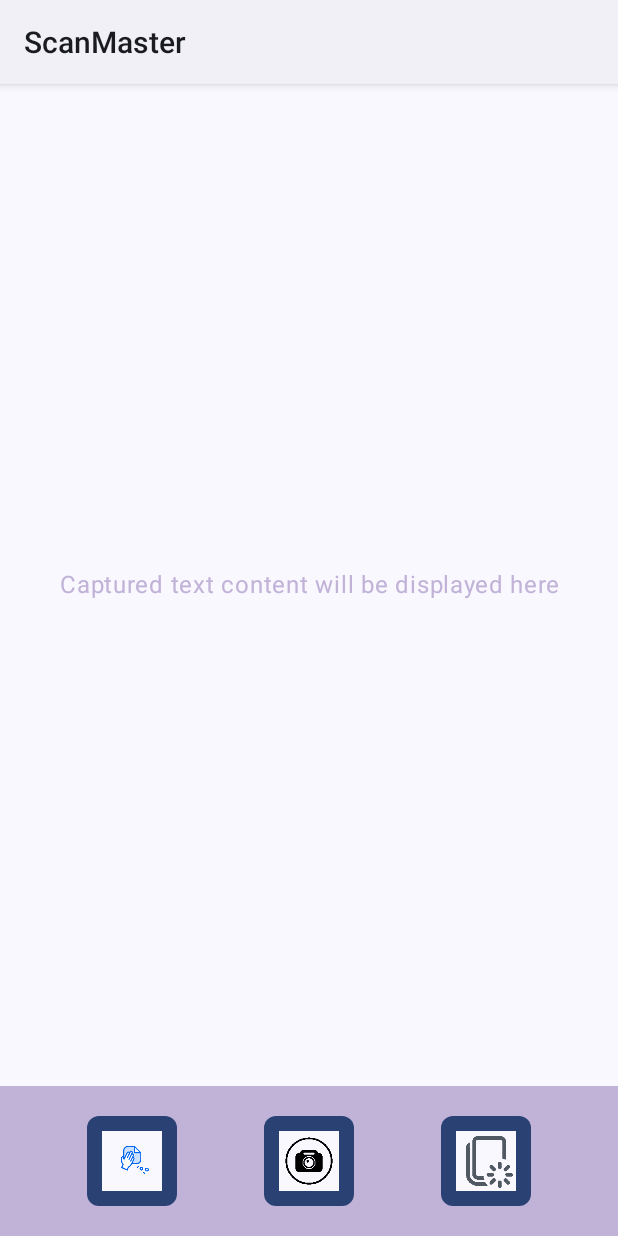
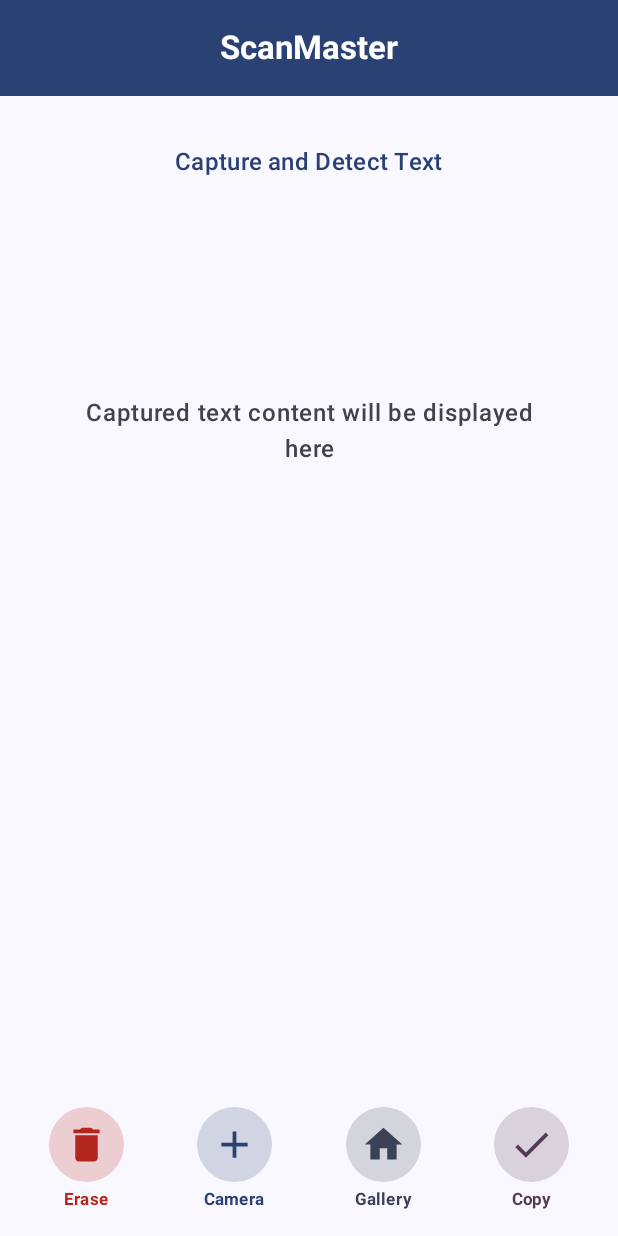
Before and after one commit to ganeshkumar-k/Scan-Master, an Android app built with Jetpack Compose: the screen it shows after launch (MainActivity), on a phone screen of 412 x 824 dp. Run offline under Robolectric (Android 15) with nearby library versions, the phone set to English and light mode, and no system bars; libraries missing offline, so code that uses them is left out: com.google.mlkit.vision.

Commit message:
new code changes has been made

```diff
--- a/app/src/main/java/com/example/scanmaster/MainActivity.kt
+++ b/app/src/main/java/com/example/scanmaster/MainActivity.kt
@@ -1,7 +1,13 @@
 package com.example.scanmaster
 
+import android.app.Activity
+import android.content.ClipData
+import android.content.ClipboardManager
+import android.content.Context
 import android.content.Intent
 import android.graphics.Bitmap
+import android.graphics.BitmapFactory
+import android.net.Uri
 import android.os.Bundle
 import android.provider.MediaStore
 import android.widget.Toast
@@ -9,30 +15,32 @@ import androidx.activity.ComponentActivity
 import androidx.activity.compose.rememberLauncherForActivityResult
 import androidx.activity.result.contract.ActivityResultContracts
 import androidx.activity.compose.setContent
-import androidx.compose.foundation.Image
 import androidx.compose.foundation.background
+import androidx.compose.foundation.clickable
 import androidx.compose.foundation.layout.*
+import androidx.compose.foundation.rememberScrollState
+import androidx.compose.foundation.shape.CircleShape
 import androidx.compose.foundation.shape.RoundedCornerShape
+import androidx.compose.foundation.verticalScroll
+import androidx.compose.material.icons.Icons
+import androidx.compose.material.icons.filled.Add
+import androidx.compose.material.icons.filled.Delete
+import androidx.compose.material.icons.filled.Done
+import androidx.compose.material.icons.filled.Home
 import androidx.compose.material3.*
 import androidx.compose.runtime.*
 import androidx.compose.ui.Alignment
 import androidx.compose.ui.Modifier
-import androidx.compose.ui.graphics.asImageBitmap
+import androidx.compose.ui.graphics.Color
 import androidx.compose.ui.platform.LocalContext
-import androidx.compose.ui.res.colorResource
+import androidx.compose.ui.text.font.FontWeight
 import androidx.compose.ui.text.style.TextAlign
-import androidx.compose.ui.unit.Dp
 import androidx.compose.ui.unit.dp
-import coil.compose.AsyncImage
-import coil.request.ImageRequest
-import coil.size.Size
 import com.example.scanmaster.ui.theme.ScanMasterTheme
 import com.google.mlkit.vision.common.InputImage
 import com.google.mlkit.vision.text.TextRecognition
 import com.google.mlkit.vision.text.latin.TextRecognizerOptions
-import android.app.Activity
-import androidx.compose.foundation.clickable
-
+import java.io.InputStream
 
 class MainActivity : ComponentActivity() {
     override fun onCreate(savedInstanceState: Bundle?) {
@@ -50,21 +58,41 @@ class MainActivity : ComponentActivity() {
     }
 }
 
+@OptIn(ExperimentalMaterial3Api::class)
+@Suppress("DEPRECATION")
 @Composable
 fun MainScreen() {
     val context = LocalContext.current
     var detectedText by remember { mutableStateOf("Captured text content will be displayed here") }
-    var capturedBitmap by remember { mutableStateOf<Bitmap?>(null) }
+    var isTextEmpty by remember { mutableStateOf(true) }
 
     val cameraLauncher = rememberLauncherForActivityResult(ActivityResultContracts.StartActivityForResult()) { result ->
         if (result.resultCode == Activity.RESULT_OK) {
             val extras = result.data?.extras
             val bitmap = extras?.get("data") as? Bitmap
             if (bitmap != null) {
-                capturedBitmap = bitmap
                 detectTextUsingML(
                     bitmap,
-                    onTextDetected = { detectedText = it },
+                    onTextDetected = {
+                        detectedText = it
+                        isTextEmpty = it.isEmpty()
+                    },
+                    onFailure = { Toast.makeText(context, "Text detection failed", Toast.LENGTH_SHORT).show() }
+                )
+            }
+        }
+    }
+
+    val galleryLauncher = rememberLauncherForActivityResult(ActivityResultContracts.GetContent()) { uri: Uri? ->
+        uri?.let {
+            val bitmap = uriToBitmap(context, uri)
+            if (bitmap != null) {
+                detectTextUsingML(
+                    bitmap,
+                    onTextDetected = {
+                        detectedText = it
+                        isTextEmpty = it.isEmpty()
+                    },
                     onFailure = { Toast.makeText(context, "Text detection failed", Toast.LENGTH_SHORT).show() }
                 )
             }
@@ -72,24 +100,41 @@ fun MainScreen() {
     }
 
     Scaffold(
+        topBar = {
+            CenterAlignedTopAppBar(
+                title = { Text("ScanMaster", style = MaterialTheme.typography.titleLarge.copy(fontWeight = FontWeight.Bold)) },
+                colors = TopAppBarDefaults.centerAlignedTopAppBarColors(
+                    containerColor = MaterialTheme.colorScheme.primary,
+                    titleContentColor = MaterialTheme.colorScheme.onPrimary
+                )
+            )
+        },
         bottomBar = {
             BottomControls(
                 onEraseClick = {
-                    capturedBitmap = null
                     detectedText = "Captured text content will be displayed here"
+                    isTextEmpty = true
                 },
                 onCopyClick = {
-                    if (detectedText.isNotEmpty()) {
+                    if (!isTextEmpty) {
+                        val clipboard = context.getSystemService(Context.CLIPBOARD_SERVICE) as ClipboardManager
+                        val clip = ClipData.newPlainText("Detected Text", detectedText)
+                        clipboard.setPrimaryClip(clip)
                         Toast.makeText(context, "Text copied to clipboard", Toast.LENGTH_SHORT).show()
-
+                    } else {
+                        Toast.makeText(context, "No text to copy", Toast.LENGTH_SHORT).show()
                     }
                 },
                 onCameraClick = {
                     val intent = Intent(MediaStore.ACTION_IMAGE_CAPTURE)
                     cameraLauncher.launch(intent)
+                },
+                onGalleryClick = {
+                    galleryLauncher.launch("image/*")
                 }
             )
-        }
+        },
+        containerColor = MaterialTheme.colorScheme.surface
     ) { innerPadding ->
         Box(
             modifier = Modifier
@@ -101,23 +146,51 @@ fun MainScreen() {
                     .fillMaxSize()
                     .padding(16.dp),
                 horizontalAlignment = Alignment.CenterHorizontally,
-                verticalArrangement = Arrangement.Center
+                verticalArrangement = Arrangement.SpaceBetween
             ) {
-                if (capturedBitmap != null) {
-                    Image(
-                        bitmap = capturedBitmap!!.asImageBitmap(),
-                        contentDescription = null,
-                        modifier = Modifier
-                            .fillMaxWidth()
-                            .height(300.dp)
-                            .padding(bottom = 16.dp)
-                    )
-                }
                 Text(
+                    "Capture and Detect Text",
+                    style = MaterialTheme.typography.titleMedium,
+                    modifier = Modifier.padding(16.dp),
+                    color = MaterialTheme.colorScheme.primary
+                )
+                CapturedTextCard(
                     text = detectedText,
+                    isEmpty = isTextEmpty
+                )
+                Spacer(modifier = Modifier.height(8.dp))
+            }
+        }
+    }
+}
+
+@Composable
+fun CapturedTextCard(text: String, isEmpty: Boolean) {
+    Card(
+        modifier = Modifier
+            .fillMaxWidth()
+            .height(350.dp)
+            .padding(8.dp),
+        colors = CardDefaults.cardColors(
+            containerColor = if (isEmpty) MaterialTheme.colorScheme.surface else MaterialTheme.colorScheme.secondaryContainer
+        ),
+        shape = RoundedCornerShape(12.dp)
+    ) {
+        Box(
+            contentAlignment = Alignment.Center,
+            modifier = Modifier.fillMaxSize()
+        ) {
+            Column(
+                modifier = Modifier
+                    .fillMaxSize()
+                    .verticalScroll(rememberScrollState())
+            ) {
+                Text(
+                    text = text,
                     textAlign = TextAlign.Center,
-                    modifier = Modifier.fillMaxWidth(),
-                    color = colorResource(id = R.color.lavender_gray)
+                    color = if (isEmpty) MaterialTheme.colorScheme.onSurfaceVariant else MaterialTheme.colorScheme.onSecondaryContainer,
+                    style = MaterialTheme.typography.bodyLarge.copy(fontWeight = FontWeight.Medium),
+                    modifier = Modifier.padding(16.dp)
                 )
             }
         }
@@ -128,62 +201,42 @@ fun MainScreen() {
 fun BottomControls(
     onEraseClick: () -> Unit,
     onCopyClick: () -> Unit,
-    onCameraClick: () -> Unit
+    onCameraClick: () -> Unit,
+    onGalleryClick: () -> Unit
 ) {
     Row(
         modifier = Modifier
             .fillMaxWidth()
-            .height(100.dp)
-            .background(colorResource(id = R.color.lavender_gray)),
-        verticalAlignment = Alignment.CenterVertically,
-        horizontalArrangement = Arrangement.SpaceEvenly
+            .padding(8.dp),
+        horizontalArrangement = Arrangement.SpaceAround,
+        verticalAlignment = Alignment.CenterVertically
     ) {
-        GifIconButton(
-            gifRes = R.drawable.delete_text,
-            contentDescription = "Erase",
-            onClick = onEraseClick
-        )
-
-        GifIconButton(
-            gifRes = R.drawable.camera_icon,
-            contentDescription = "Camera",
-            onClick = onCameraClick
-        )
-
-        GifIconButton(
-            gifRes = R.drawable.copy_icon,
-            contentDescription = "Copy",
-            onClick = onCopyClick
-        )
+        ControlButton(icon = Icons.Default.Delete, label = "Erase", color = MaterialTheme.colorScheme.error, onClick = onEraseClick)
+        ControlButton(icon = Icons.Default.Add, label = "Camera", color = MaterialTheme.colorScheme.primary, onClick = onCameraClick)
+        ControlButton(icon = Icons.Default.Home, label = "Gallery", color = MaterialTheme.colorScheme.secondary, onClick = onGalleryClick)
+        ControlButton(icon = Icons.Default.Done, label = "Copy", color = MaterialTheme.colorScheme.tertiary, onClick = onCopyClick)
     }
 }
 
 @Composable
-fun GifIconButton(
-    gifRes: Int,
-    contentDescription: String,
-    onClick: () -> Unit,
-    iconSize: Dp = 40.dp,
-    buttonSize: Dp = 60.dp
-) {
-    Box(
+fun ControlButton(icon: androidx.compose.ui.graphics.vector.ImageVector, label: String, color: Color, onClick: () -> Unit) {
+    Column(
+        horizontalAlignment = Alignment.CenterHorizontally,
         modifier = Modifier
-            .size(buttonSize)
-            .background(MaterialTheme.colorScheme.primary, shape = RoundedCornerShape(8.dp))
+            .clickable { onClick() }
             .padding(8.dp)
-            .wrapContentSize(Alignment.Center)
-            .background(MaterialTheme.colorScheme.background)
-            .clickable { onClick() },
-        contentAlignment = Alignment.Center
     ) {
-        AsyncImage(
-            model = ImageRequest.Builder(LocalContext.current)
-                .data(gifRes)
-                .size(Size.ORIGINAL)
-                .build(),
-            contentDescription = contentDescription,
-            modifier = Modifier.size(iconSize)
+        Icon(
+            icon,
+            contentDescription = label,
+            tint = color,
+            modifier = Modifier
+                .size(50.dp)
+                .background(color.copy(alpha = 0.2f), shape = CircleShape)
+                .padding(10.dp)
         )
+        Spacer(modifier = Modifier.height(4.dp))
+        Text(text = label, style = MaterialTheme.typography.labelSmall.copy(fontWeight = FontWeight.Bold), color = color)
     }
 }
 
@@ -203,3 +256,13 @@ fun detectTextUsingML(
             onFailure(e)
         }
 }
+
+fun uriToBitmap(context: Context, uri: Uri): Bitmap? {
+    return try {
+        val inputStream: InputStream? = context.contentResolver.openInputStream(uri)
+        BitmapFactory.decodeStream(inputStream)
+    } catch (e: Exception) {
+        e.printStackTrace()
+        null
+    }
+}
--- a/app/src/main/java/com/example/scanmaster/ui/theme/Theme.kt
+++ b/app/src/main/java/com/example/scanmaster/ui/theme/Theme.kt
@@ -1,7 +1,5 @@
 package com.example.scanmaster.ui.theme
 
-import android.app.Activity
-import android.os.Build
 import androidx.compose.foundation.isSystemInDarkTheme
 import androidx.compose.material3.MaterialTheme
 import androidx.compose.material3.darkColorScheme
@@ -41,7 +39,7 @@ fun ScanMasterTheme(
     content: @Composable () -> Unit
 ) {
     val colorScheme = when {
-        dynamicColor && Build.VERSION.SDK_INT >= Build.VERSION_CODES.S -> {
+        dynamicColor -> {
             val context = LocalContext.current
             if (darkTheme) dynamicDarkColorScheme(context) else dynamicLightColorScheme(context)
         }
```
Also changed, not shown: app/src/main/AndroidManifest.xml (+3 -14 lines).
